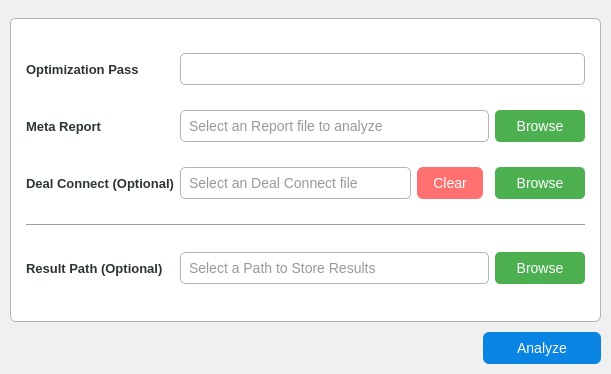
This is source/ui/views/main_window.ui in CtrlAltDevelop/year_crossover_analytics as Qt 5 draws it before an edit. The edited form follows.
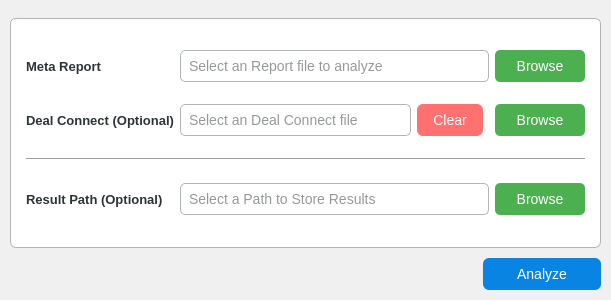
This is the edited form. Icons and pictures are not drawn.

```diff
--- a/source/ui/views/main_window.ui
+++ b/source/ui/views/main_window.ui
@@ -10,7 +10,7 @@
     <x>0</x>
     <y>0</y>
     <width>611</width>
-    <height>374</height>
+    <height>300</height>
    </rect>
   </property>
   <property name="minimumSize">
@@ -294,8 +294,8 @@
           <property name="title">
            <string/>
           </property>
-          <layout class="QGridLayout" name="gridLayout" rowstretch="0,0,0,0,0">
-           <item row="4" column="3" colspan="3">
+          <layout class="QGridLayout" name="gridLayout" rowstretch="0,0,0,0">
+           <item row="3" column="3" colspan="3">
             <widget class="QLineEdit" name="lineEdit_4">
              <property name="focusPolicy">
               <enum>Qt::FocusPolicy::NoFocus</enum>
@@ -308,14 +308,14 @@
              </property>
             </widget>
            </item>
-           <item row="2" column="2">
+           <item row="1" column="2">
             <widget class="QLabel" name="label_3">
              <property name="text">
               <string>Deal Connect (Optional)</string>
              </property>
             </widget>
            </item>
-           <item row="2" column="4">
+           <item row="1" column="4">
             <widget class="QPushButton" name="pushButton_8">
              <property name="styleSheet">
               <string notr="true">QPushButton {
@@ -344,14 +344,14 @@
              </property>
             </widget>
            </item>
-           <item row="4" column="2">
+           <item row="3" column="2">
             <widget class="QLabel" name="label_5">
              <property name="text">
               <string>Result Path (Optional)</string>
              </property>
             </widget>
            </item>
-           <item row="2" column="6">
+           <item row="1" column="6">
             <widget class="QPushButton" name="pushButton_3">
              <property name="focusPolicy">
               <enum>Qt::FocusPolicy::NoFocus</enum>
@@ -361,21 +361,21 @@
              </property>
             </widget>
            </item>
-           <item row="3" column="2" colspan="5">
+           <item row="2" column="2" colspan="5">
             <widget class="Line" name="line">
              <property name="orientation">
               <enum>Qt::Orientation::Horizontal</enum>
              </property>
             </widget>
            </item>
-           <item row="1" column="2">
+           <item row="0" column="2">
             <widget class="QLabel" name="label">
              <property name="text">
               <string>Meta Report</string>
              </property>
             </widget>
            </item>
-           <item row="1" column="3" colspan="3">
+           <item row="0" column="3" colspan="3">
             <widget class="QLineEdit" name="lineEdit">
              <property name="enabled">
               <bool>true</bool>
@@ -400,7 +400,7 @@
              </property>
             </widget>
            </item>
-           <item row="1" column="6">
+           <item row="0" column="6">
             <widget class="QPushButton" name="pushButton_2">
              <property name="sizePolicy">
               <sizepolicy hsizetype="Fixed" vsizetype="Fixed">
@@ -428,7 +428,7 @@
              </property>
             </widget>
            </item>
-           <item row="2" column="3">
+           <item row="1" column="3">
             <widget class="QLineEdit" name="lineEdit_2">
              <property name="enabled">
               <bool>true</bool>
@@ -444,7 +444,7 @@
              </property>
             </widget>
            </item>
-           <item row="4" column="6">
+           <item row="3" column="6">
             <widget class="QPushButton" name="pushButton_7">
              <property name="focusPolicy">
               <enum>Qt::FocusPolicy::NoFocus</enum>
@@ -454,20 +454,6 @@
              </property>
             </widget>
            </item>
-           <item row="0" column="2">
-            <widget class="QLabel" name="label_4">
-             <property name="text">
-              <string>Optimization Pass</string>
-             </property>
-            </widget>
-           </item>
-           <item row="0" column="3" colspan="4">
-            <widget class="QLineEdit" name="lineEdit_5">
-             <property name="focusPolicy">
-              <enum>Qt::FocusPolicy::StrongFocus</enum>
-             </property>
-            </widget>
-           </item>
           </layout>
          </widget>
         </item>
```
